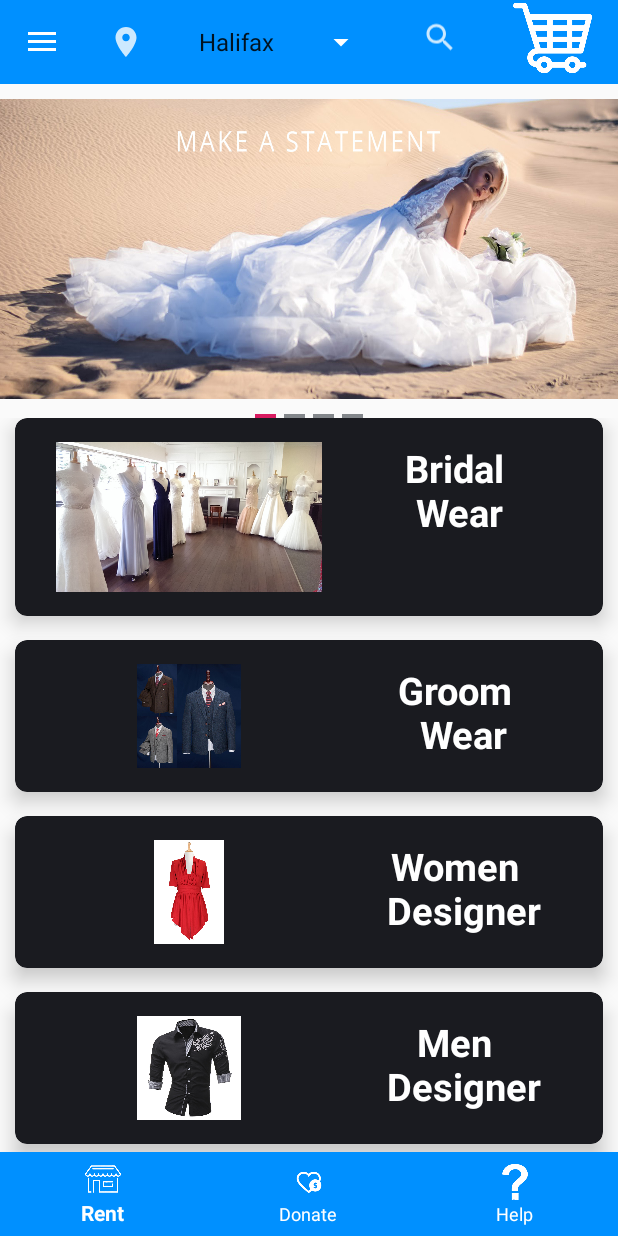
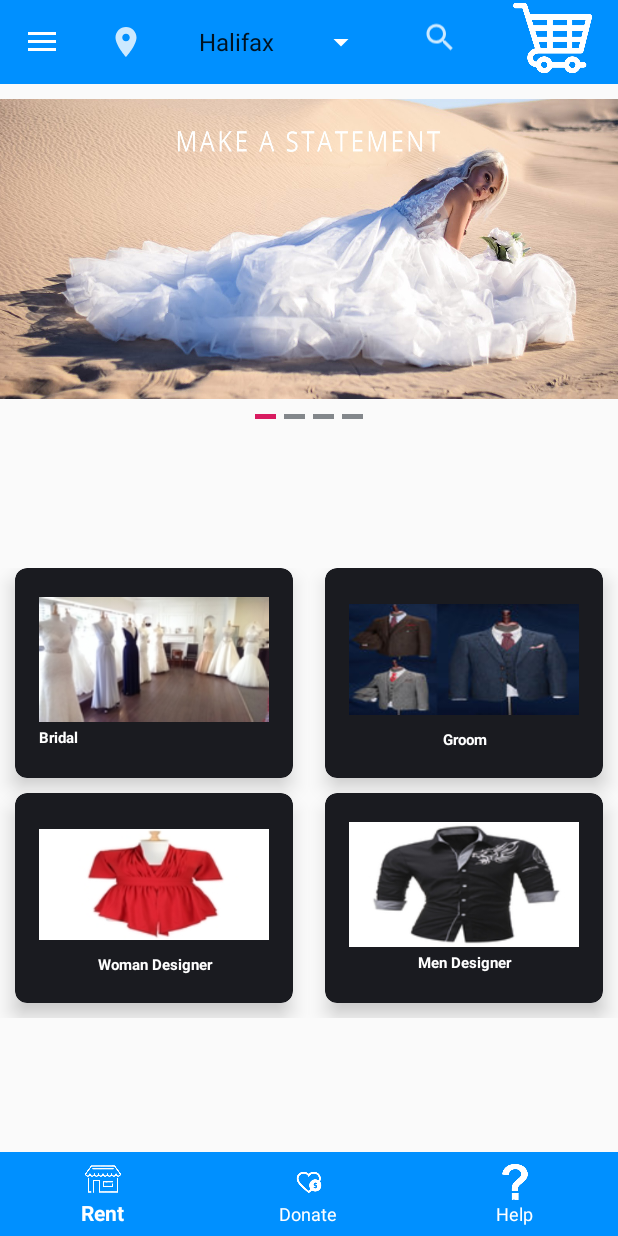
Before and after one commit to harpreetsodhi/RentHvn-Android-App, an Android app: the screen it shows after launch (Home_Screen), on a phone screen of 412 x 824 dp. Run offline under Robolectric (Android 15) with nearby library versions, the phone set to English and light mode, and no system bars.

Commit message:
modified grid view

```diff
--- a/app/src/main/AndroidManifest.xml
+++ b/app/src/main/AndroidManifest.xml
@@ -20,5 +20,11 @@
             android:theme="@style/AppTheme.NoActionBar"></activity>
 
     </application>
-
+    <supports-screens
+        android:resizeable="true"
+        android:smallScreens="true"
+        android:largeScreens="true"
+        android:xlargeScreens="true"
+        android:normalScreens="true"
+        android:anyDensity="true"/>
 </manifest>
--- a/app/src/main/java/com/example/renthvn/Home_Screen.kt
+++ b/app/src/main/java/com/example/renthvn/Home_Screen.kt
@@ -129,7 +129,7 @@ class Home_Screen : AppCompatActivity(), NavigationView.OnNavigationItemSelected
             Toast.makeText(this, "You clicked on bridal.", Toast.LENGTH_SHORT).show()
         }
 
-        r2.setOnClickListener {
+/*        r2.setOnClickListener {
 
             Toast.makeText(this, "You clicked on groom.", Toast.LENGTH_SHORT).show()
         }
@@ -142,7 +142,7 @@ class Home_Screen : AppCompatActivity(), NavigationView.OnNavigationItemSelected
         r4.setOnClickListener {
 
             Toast.makeText(this, "You clicked on men designer.", Toast.LENGTH_SHORT).show()
-        }
+        } */
 
 
 
--- a/app/src/main/res/layout/activity_home__screen.xml
+++ b/app/src/main/res/layout/activity_home__screen.xml
@@ -133,23 +133,13 @@
             android:layout_width="match_parent"
             android:layout_height="wrap_content"
             android:alignmentMode="alignMargins"
-            android:columnCount="1"
+            android:columnCount="2"
             android:scrollbars="vertical"
-            android:rowCount="4">
+            android:rowCount="2">
 
-            <androidx.cardview.widget.CardView
-                android:layout_width="match_parent"
-                android:layout_height="wrap_content"
-                android:layout_columnWeight="1"
-                android:layout_marginLeft="10dp"
-                android:id="@+id/r1"
-                android:layout_marginRight="10dp"
-                android:layout_marginBottom="16dp"
-                app:cardCornerRadius="8dp"
-                app:cardElevation="8dp">
-
-                <LinearLayout
+      <!--          <LinearLayout
                     android:layout_width="match_parent"
+                    android:id="@+id/r1"
                     android:layout_height="100dp"
                     android:layout_gravity="center_horizontal|center_vertical"
                     android:layout_margin="16dp"
@@ -175,12 +165,176 @@
                         android:textStyle="bold" />
 
 
+                </LinearLayout> -->
+
+            <!--c1 -->
+<androidx.cardview.widget.CardView
+    android:layout_width="185dp"
+    android:layout_height="140dp"
+    android:id="@+id/r1"
+    android:layout_marginLeft="10dp"
+    android:layout_marginRight="10dp"
+    android:layout_marginBottom="10dp"
+    app:cardCornerRadius="8dp"
+    app:cardElevation="8dp">
+
+    <LinearLayout
+        android:layout_width="match_parent"
+        android:layout_height="match_parent"
+        android:layout_gravity="center_horizontal|center_vertical"
+        android:layout_margin="16dp"
+        android:orientation="vertical">
+
+        <ImageView
+            android:layout_width="match_parent"
+            android:layout_height="90dp"
+            android:layout_gravity="top"
+            android:src="@drawable/rsz_bridal" />
+
+        <TextView
+            android:layout_width="match_parent"
+            android:layout_height="wrap_content"
+            android:layout_gravity="center_horizontal"
+            android:text="Bridal"
+            android:textColor="#ffffff"
+            android:textSize="10sp"
+            android:textStyle="bold" />
+
+    </LinearLayout>
+
+</androidx.cardview.widget.CardView>
+            <!--c3 -->
+            <androidx.cardview.widget.CardView
+                android:layout_width="185dp"
+                android:layout_height="140dp"
+                android:id="@+id/r2"
+                android:layout_marginLeft="10dp"
+                android:layout_marginRight="10dp"
+                android:layout_marginBottom="10dp"
+                app:cardCornerRadius="8dp"
+                app:cardElevation="8dp"
+                android:layout_gravity="right"
+                >
+
+                <LinearLayout
+                    android:layout_width="match_parent"
+                    android:layout_height="match_parent"
+                    android:layout_gravity="center_horizontal|center_vertical"
+                    android:layout_margin="16dp"
+                    android:orientation="vertical">
+
+                    <ImageView
+                        android:layout_width="match_parent"
+                        android:layout_height="90dp"
+                        android:layout_gravity="top"
+                        android:src="@drawable/rsz_groom" />
+
+                    <TextView
+                        android:layout_width="match_parent"
+                        android:layout_height="wrap_content"
+                        android:layout_gravity="center_horizontal"
+                        android:layout_marginTop="1dp"
+                        android:text="Groom"
+                        android:textAlignment="center"
+                        android:textColor="#ffffff"
+                        android:textSize="10sp"
+                        android:textStyle="bold" />
+
+
                 </LinearLayout>
 
             </androidx.cardview.widget.CardView>
 
+
+            <!--c3 -->
+            <androidx.cardview.widget.CardView
+                android:layout_width="185dp"
+                android:layout_height="140dp"
+                android:id="@+id/r3"
+                android:layout_marginLeft="10dp"
+                android:layout_marginRight="10dp"
+                android:layout_marginBottom="10dp"
+                app:cardCornerRadius="8dp"
+                app:cardElevation="8dp"
+                android:layout_gravity="right"
+                >
+
+                <LinearLayout
+                    android:layout_width="match_parent"
+                    android:layout_height="match_parent"
+                    android:layout_gravity="center_horizontal|center_vertical"
+                    android:layout_margin="16dp"
+                    android:orientation="vertical">
+
+                    <ImageView
+                        android:layout_width="match_parent"
+                        android:layout_height="90dp"
+                        android:layout_gravity="top"
+                        android:src="@drawable/rsz_women_designer" />
+
+                    <TextView
+                        android:layout_width="match_parent"
+                        android:layout_height="wrap_content"
+                        android:layout_gravity="center_horizontal"
+                        android:layout_marginTop="1dp"
+                        android:text="Woman Designer"
+                        android:textAlignment="center"
+                        android:textColor="#ffffff"
+                        android:textSize="10sp"
+                        android:textStyle="bold" />
+
+
+                </LinearLayout>
+
+            </androidx.cardview.widget.CardView>
+
+
+            <!--c4 -->
+            <androidx.cardview.widget.CardView
+                android:layout_width="185dp"
+                android:layout_height="140dp"
+                android:id="@+id/r4"
+                android:layout_marginLeft="10dp"
+                android:layout_marginRight="10dp"
+                android:layout_marginBottom="10dp"
+                app:cardCornerRadius="8dp"
+                app:cardElevation="8dp"
+                android:layout_gravity="right"
+                >
+
+                <LinearLayout
+                    android:layout_width="match_parent"
+                    android:layout_height="match_parent"
+                    android:layout_gravity="center_horizontal|center_vertical"
+                    android:layout_margin="16dp"
+                    android:orientation="vertical">
+
+                    <ImageView
+                        android:layout_width="match_parent"
+                        android:layout_height="90dp"
+                        android:layout_gravity="top"
+                        android:src="@drawable/rsz_men_designer" />
+
+                    <TextView
+                        android:layout_width="match_parent"
+                        android:layout_height="wrap_content"
+                        android:layout_gravity="bottom"
+
+                        android:text="Men Designer"
+                        android:textAlignment="center"
+                        android:textColor="#ffffff"
+                        android:textSize="10sp"
+                        android:textStyle="bold" />
+
+
+                </LinearLayout>
+
+            </androidx.cardview.widget.CardView>
+
+
+
             <!--c2-->
-            <androidx.cardview.widget.CardView
+      <!--      <androidx.cardview.widget.CardView
                 android:layout_width="match_parent"
                 android:layout_height="wrap_content"
                 android:layout_columnWeight="1"
@@ -219,8 +373,8 @@
                 </LinearLayout>
 
             </androidx.cardview.widget.CardView>
-
-            <!--c3-->
+    -->
+            <!--c3
             <androidx.cardview.widget.CardView
                 android:layout_width="match_parent"
                 android:layout_height="wrap_content"
@@ -259,9 +413,9 @@
 
                 </LinearLayout>
 
-            </androidx.cardview.widget.CardView>
+            </androidx.cardview.widget.CardView>-->
 
-            <!--c4-->
+            <!--c4
             <androidx.cardview.widget.CardView
                 android:layout_width="match_parent"
                 android:layout_height="wrap_content"
@@ -300,7 +454,7 @@
 
                 </LinearLayout>
 
-            </androidx.cardview.widget.CardView>
+            </androidx.cardview.widget.CardView>-->
 
         </GridLayout>
 
```
Also changed, not shown: app/src/main/res/drawable/rsz_bridal.jpg (added), app/src/main/res/drawable/rsz_groom.jpg (added), app/src/main/res/drawable/rsz_men_designer.jpg (added), app/src/main/res/drawable/rsz_women_designer.jpg (added).
